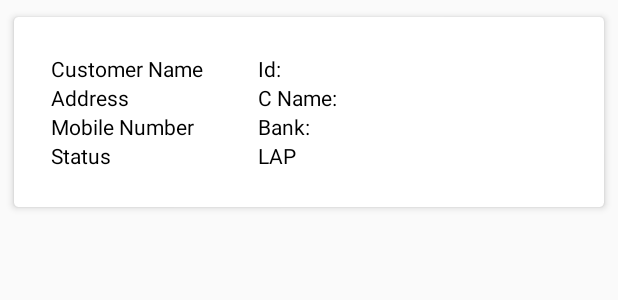
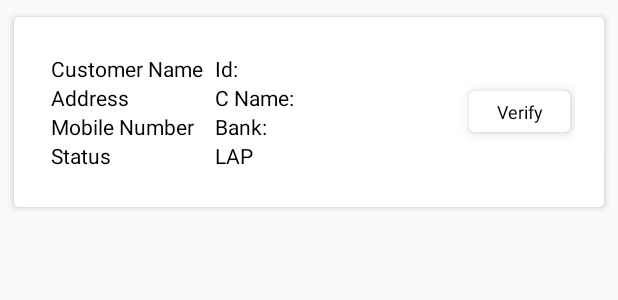
Before and after one commit to aartisoft/ChoicePropertiesSales, an Android app: the layout sales_generated_requests_adapter_layout.xml on its own in the app's theme, with its tools: preview values and no code run, on a phone screen of 412 x 824 dp. Shown: the top 300 px of the screen. Run offline under Robolectric (Android 15) with nearby library versions, the phone set to English and light mode, and no system bars.

Commit message:
Updated on 28.01.2020 at 2.04

```diff
--- a/app/src/main/res/layout/sales_generated_requests_adapter_layout.xml
+++ b/app/src/main/res/layout/sales_generated_requests_adapter_layout.xml
@@ -39,7 +39,7 @@
                         android:layout_height="wrap_content"
                         android:layout_gravity="center"
                         android:layout_margin="5dp"
-                        android:layout_weight="100"
+                        android:layout_weight="20"
                         android:orientation="vertical">
 
                         <LinearLayout
@@ -149,6 +149,30 @@
 
                     </LinearLayout>
 
+                    <androidx.cardview.widget.CardView
+                        android:id="@+id/card_view_status"
+                        android:layout_width="match_parent"
+                        android:layout_height="wrap_content"
+                        android:layout_alignParentEnd="true"
+                        android:layout_centerVertical="true"
+                        android:layout_gravity="center"
+                        android:layout_marginRight="3dp"
+                        app:cardElevation="5dp"
+                        android:layout_weight="80"
+                        card_view:cardCornerRadius="4dp">
+
+                        <TextView
+                            android:id="@+id/textview_user_status"
+                            android:layout_width="match_parent"
+                            android:layout_height="wrap_content"
+                            android:gravity="center"
+                            android:paddingBottom="5dp"
+                            android:paddingTop="5dp"
+                            android:text="Verify"
+                            android:textColor="@color/Black"
+                            android:textSize="12dp" />
+                    </androidx.cardview.widget.CardView>
+
                 </LinearLayout>
 
             </androidx.cardview.widget.CardView>
```
Also changed, not shown: app/src/main/java/com/example/choiceproperties_sales/Views/Adapters/Sales_Customer_Requests_Adapter.java (+10 -5 lines), app/src/main/java/com/example/choiceproperties_sales/Views/Adapters/Sales_Customer_Verified_Requests_Adapter.java (+9 -3 lines), app/src/main/res/layout/sales_verified_requests_adapter_layout.xml (+25 -1 lines).
